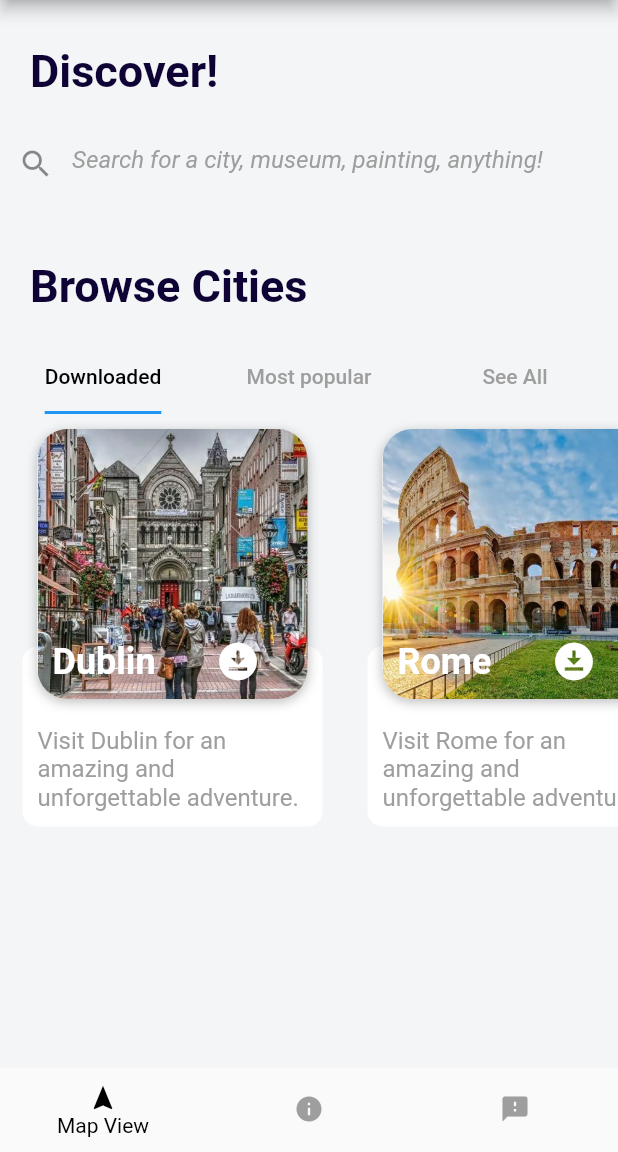
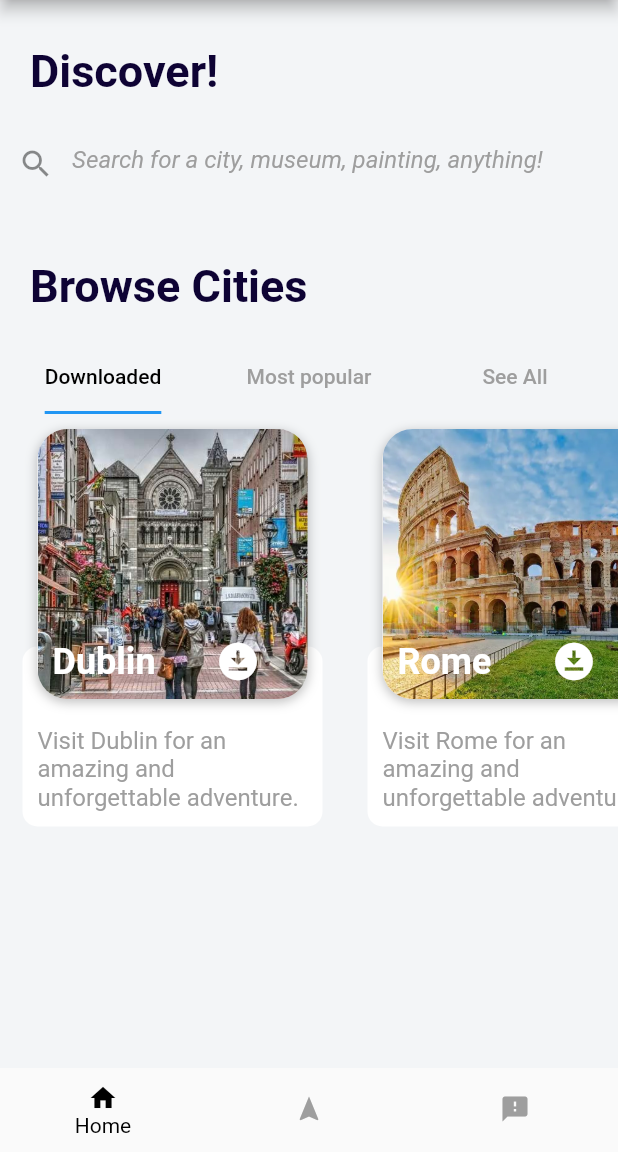
Before and after one commit to RahatIbnRafiq/walk_with_me, a Flutter app: the screen it shows once a user with an empty profile is signed in, on a phone screen of 412 x 824 dp, the part 84-1236 px from its top. Run offline on Flutter 3.47's test engine with Material 2 defaults, Android fonts, the phone set to English and light mode, and no system bars; drawn by our look-alikes of flutter_typeahead; our stand-ins replace carousel_slider, firebase_auth, firebase_core, get; accounts and stored records are empty; Roboto replaces fonts that are missing (Georgia).

Commit message:
adding screens for bootm nav bars

```diff
--- a/walk_with_me/lib/globals/messages.dart
+++ b/walk_with_me/lib/globals/messages.dart
@@ -35,6 +35,9 @@ class Messages extends Translations {
           'discover': "Discover!",
           'search_for_anything':
               "Search for a city, museum, painting, anything!",
+          'map_view': "Map View",
+          'contact_us': "Contact us",
+          'home': "Home"
         },
       };
 }
--- /dev/null
+++ b/walk_with_me/lib/screens/contact_us_screen.dart
@@ -0,0 +1,12 @@
+import 'package:flutter/material.dart';
+
+class ContactUsScreen extends StatelessWidget {
+  const ContactUsScreen({Key? key}) : super(key: key);
+
+  @override
+  Widget build(BuildContext context) {
+    return const SafeArea(
+      child: Text("contact us"),
+    );
+  }
+}
--- /dev/null
+++ b/walk_with_me/lib/screens/discover_screen.dart
@@ -0,0 +1,56 @@
+import 'package:flutter/material.dart';
+import 'package:get/get.dart';
+import 'package:walk_with_me/widgets/city_carousel.dart';
+import 'package:walk_with_me/widgets/search_suggestion.dart';
+
+class DiscoverScreen extends StatelessWidget {
+  const DiscoverScreen({Key? key}) : super(key: key);
+
+  @override
+  Widget build(BuildContext context) {
+    return SafeArea(
+      child: ListView(
+        padding: const EdgeInsets.symmetric(
+          vertical: 30.0,
+        ),
+        children: [
+          Padding(
+            padding: const EdgeInsets.only(left: 20.0, right: 100.0),
+            child: Text(
+              'discover'.tr,
+              textAlign: TextAlign.left,
+              style: const TextStyle(
+                fontSize: 30,
+                fontWeight: FontWeight.bold,
+              ),
+            ),
+          ),
+          const SizedBox(
+            height: 20.0,
+          ),
+          const SearchSuggestion(),
+          const SizedBox(
+            height: 40.0,
+          ),
+          Padding(
+            padding: const EdgeInsets.only(left: 20.0, right: 10.0),
+            child: Text(
+              'download_a_city'.tr,
+              style: const TextStyle(
+                fontSize: 30,
+                fontWeight: FontWeight.bold,
+              ),
+            ),
+          ),
+          const SizedBox(
+            height: 20.0,
+          ),
+          const CityCarousel(),
+          const SizedBox(
+            height: 20.0,
+          ),
+        ],
+      ),
+    );
+  }
+}
--- a/walk_with_me/lib/screens/home_screen.dart
+++ b/walk_with_me/lib/screens/home_screen.dart
@@ -1,59 +1,29 @@
 import 'package:flutter/material.dart';
 import 'package:get/get.dart';
+import 'package:walk_with_me/controllers/bottom_nav_bar_controller.dart';
+import 'package:walk_with_me/screens/contact_us_screen.dart';
+import 'package:walk_with_me/screens/discover_screen.dart';
+import 'package:walk_with_me/screens/mapview_screen.dart';
 import 'package:walk_with_me/widgets/app_drawer.dart';
 import 'package:walk_with_me/widgets/bottom_navigation_bar.dart';
-import 'package:walk_with_me/widgets/city_carousel.dart';
-import 'package:walk_with_me/widgets/search_suggestion.dart';
 
 class HomeScreen extends StatelessWidget {
   const HomeScreen({Key? key}) : super(key: key);
 
   @override
   Widget build(BuildContext context) {
+    BottomNavigationBarController bottomNavBarController =
+        Get.find<BottomNavigationBarController>();
     return Scaffold(
       appBar: AppBar(title: Text('apptitle'.tr)),
       drawer: const AppDrawer(),
-      body: SafeArea(
-        child: ListView(
-          padding: const EdgeInsets.symmetric(
-            vertical: 30.0,
-          ),
-          children: [
-            Padding(
-              padding: const EdgeInsets.only(left: 20.0, right: 100.0),
-              child: Text(
-                'discover'.tr,
-                textAlign: TextAlign.left,
-                style: const TextStyle(
-                  fontSize: 30,
-                  fontWeight: FontWeight.bold,
-                ),
-              ),
-            ),
-            const SizedBox(
-              height: 20.0,
-            ),
-            const SearchSuggestion(),
-            const SizedBox(
-              height: 40.0,
-            ),
-            Padding(
-              padding: const EdgeInsets.only(left: 20.0, right: 10.0),
-              child: Text(
-                'download_a_city'.tr,
-                style: const TextStyle(
-                  fontSize: 30,
-                  fontWeight: FontWeight.bold,
-                ),
-              ),
-            ),
-            const SizedBox(
-              height: 20.0,
-            ),
-            const CityCarousel(),
-            const SizedBox(
-              height: 20.0,
-            ),
+      body: Obx(
+        () => IndexedStack(
+          index: bottomNavBarController.currentTabBarIndex.value,
+          children: const [
+            DiscoverScreen(),
+            MapViewScreen(),
+            ContactUsScreen(),
           ],
         ),
       ),
--- /dev/null
+++ b/walk_with_me/lib/screens/info_screen.dart
@@ -0,0 +1,12 @@
+import 'package:flutter/material.dart';
+
+class InfoScreen extends StatelessWidget {
+  const InfoScreen({Key? key}) : super(key: key);
+
+  @override
+  Widget build(BuildContext context) {
+    return const SafeArea(
+      child: Text("Info"),
+    );
+  }
+}
--- /dev/null
+++ b/walk_with_me/lib/screens/mapview_screen.dart
@@ -0,0 +1,12 @@
+import 'package:flutter/material.dart';
+
+class MapViewScreen extends StatelessWidget {
+  const MapViewScreen({Key? key}) : super(key: key);
+
+  @override
+  Widget build(BuildContext context) {
+    return const SafeArea(
+      child: Text("map view"),
+    );
+  }
+}
--- a/walk_with_me/lib/widgets/bottom_navigation_bar.dart
+++ b/walk_with_me/lib/widgets/bottom_navigation_bar.dart
@@ -4,6 +4,16 @@ import 'package:walk_with_me/controllers/bottom_nav_bar_controller.dart';
 
 class BottomNavBar extends StatelessWidget {
   const BottomNavBar({Key? key}) : super(key: key);
+
+  BottomNavigationBarItem navBarItem(IconData icon, String label) {
+    return BottomNavigationBarItem(
+      icon: Icon(
+        icon,
+        size: 20.0,
+      ),
+      label: label,
+    );
+  }
 
   @override
   Widget build(BuildContext context) {
@@ -18,28 +28,10 @@ class BottomNavBar extends StatelessWidget {
         unselectedItemColor: Colors.grey,
         selectedItemColor: Colors.black,
         elevation: 0.0,
-        items: const [
-          BottomNavigationBarItem(
-            icon: Icon(
-              Icons.navigation,
-              size: 20.0,
-            ),
-            label: 'Map View',
-          ),
-          BottomNavigationBarItem(
-            icon: Icon(
-              Icons.info,
-              size: 20.0,
-            ),
-            label: 'Info',
-          ),
-          BottomNavigationBarItem(
-            icon: Icon(
-              Icons.feedback_rounded,
-              size: 20.0,
-            ),
-            label: 'Contact us',
-          ),
+        items: [
+          navBarItem(Icons.home, 'home'.tr),
+          navBarItem(Icons.navigation, 'map_view'.tr),
+          navBarItem(Icons.feedback, 'contact_us'.tr),
         ],
       ),
     );
```
